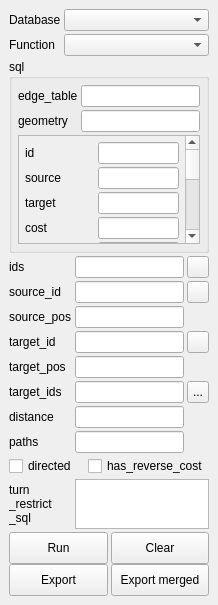
sanak/pgRoutingLayer, file ui_pgRoutingLayer.ui: the form before one commit.
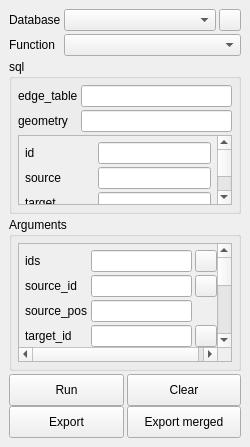
The form after the commit. Icons and pictures are not drawn.

Commit message:
preparing pgRouting 2.1 support
enclosed arguments GridLayout into GroupBox and ScrollArea to save vertical space

added reload connections button

synchronizing exportMerged function to export function (except alphashape/drivingDistance)

removed mapCanvas.clear() warnings

What changed in the file:
```diff
--- a/ui_pgRoutingLayer.ui
+++ b/ui_pgRoutingLayer.ui
@@ -6,20 +6,26 @@
    <rect>
     <x>0</x>
     <y>0</y>
-    <width>218</width>
-    <height>605</height>
+    <width>250</width>
+    <height>447</height>
    </rect>
   </property>
+  <property name="sizePolicy">
+   <sizepolicy hsizetype="Preferred" vsizetype="MinimumExpanding">
+    <horstretch>0</horstretch>
+    <verstretch>0</verstretch>
+   </sizepolicy>
+  </property>
   <property name="windowTitle">
    <string>pgRouting Layer</string>
   </property>
   <widget class="QWidget" name="dockWidgetContents">
-   <layout class="QVBoxLayout" name="verticalLayout">
+   <layout class="QVBoxLayout" name="verticalLayout" stretch="0,1,0,0,0">
     <property name="spacing">
      <number>3</number>
     </property>
     <item>
-     <layout class="QGridLayout" name="gridLayoutBase">
+     <layout class="QGridLayout" name="gridLayoutBase" columnstretch="0,0,0">
       <property name="spacing">
        <number>3</number>
       </property>
@@ -45,12 +51,41 @@
       </item>
       <item row="0" column="1">
        <widget class="QComboBox" name="comboConnections">
+        <property name="sizePolicy">
+         <sizepolicy hsizetype="Expanding" vsizetype="Fixed">
+          <horstretch>0</horstretch>
+          <verstretch>0</verstretch>
+         </sizepolicy>
+        </property>
         <property name="locale">
          <locale language="English" country="UnitedStates"/>
         </property>
        </widget>
       </item>
-      <item row="1" column="1">
+      <item row="0" column="2">
+       <widget class="QToolButton" name="buttonReloadConnections">
+        <property name="sizePolicy">
+         <sizepolicy hsizetype="Preferred" vsizetype="Preferred">
+          <horstretch>0</horstretch>
+          <verstretch>0</verstretch>
+         </sizepolicy>
+        </property>
+        <property name="maximumSize">
+         <size>
+          <width>22</width>
+          <height>22</height>
+         </size>
+        </property>
+        <property name="text">
+         <string/>
+        </property>
+        <property name="icon">
+         <iconset>
+          <normaloff>icons/arrow_refresh.png</normaloff>icons/arrow_refresh.png</iconset>
+        </property>
+       </widget>
+      </item>
+      <item row="1" column="1" colspan="2">
        <widget class="QComboBox" name="comboBoxFunction">
         <property name="enabled">
          <bool>true</bool>
@@ -161,7 +196,7 @@
            <rect>
             <x>0</x>
             <y>0</y>
-            <width>159</width>
+            <width>191</width>
             <height>275</height>
            </rect>
           </property>
@@ -344,6 +379,51 @@
      </widget>
     </item>
     <item>
+     <widget class="QGroupBox" name="groupBoxArguments">
+      <property name="minimumSize">
+       <size>
+        <width>0</width>
+        <height>0</height>
+       </size>
+      </property>
+      <property name="title">
+       <string>Arguments</string>
+      </property>
+      <layout class="QVBoxLayout" name="verticalLayoutArguments">
+       <property name="spacing">
+        <number>3</number>
+       </property>
+       <property name="margin">
+        <number>6</number>
+       </property>
+       <item>
+        <widget class="QScrollArea" name="scrollAreaArguments">
+         <property name="sizePolicy">
+          <sizepolicy hsizetype="Expanding" vsizetype="Maximum">
+           <horstretch>0</horstretch>
+           <verstretch>0</verstretch>
+          </sizepolicy>
+         </property>
+         <property name="widgetResizable">
+          <bool>true</bool>
+         </property>
+         <widget class="QWidget" name="scrollAreaWidgetContentsArguments">
+          <property name="geometry">
+           <rect>
+            <x>0</x>
+            <y>0</y>
+            <width>206</width>
+            <height>281</height>
+           </rect>
+          </property>
+          <layout class="QGridLayout" name="gridLayout_3">
+           <property name="margin">
+            <number>6</number>
+           </property>
+           <property name="spacing">
+            <number>3</number>
+           </property>
+           <item row="0" column="0">
      <layout class="QGridLayout" name="gridLayoutArguments">
       <property name="spacing">
        <number>3</number>
@@ -679,6 +759,13 @@
       </item>
      </layout>
     </item>
+          </layout>
+         </widget>
+        </widget>
+       </item>
+      </layout>
+     </widget>
+    </item>
     <item>
      <spacer name="verticalSpacer">
       <property name="orientation">
@@ -710,6 +797,12 @@
             <height>32</height>
            </size>
           </property>
+          <property name="maximumSize">
+           <size>
+            <width>16777215</width>
+            <height>16777215</height>
+           </size>
+          </property>
           <property name="locale">
            <locale language="English" country="UnitedStates"/>
           </property>
```
Left out of the diff: 14 changed lines with no effect on the pictures. Lines whose indentation alone changed are shown as unchanged. The commit also changes 4 other files.
